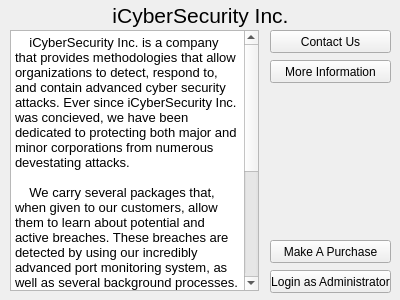
Qt form mainwindow.ui (OverworldLord/pxgic) before a commit.
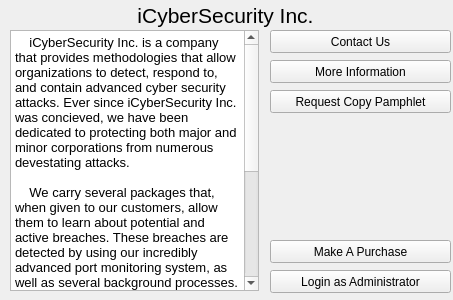
The same form after that commit.

Patch:
```diff
--- a/mainwindow.ui
+++ b/mainwindow.ui
@@ -6,7 +6,7 @@
    <rect>
     <x>0</x>
     <y>0</y>
-    <width>400</width>
+    <width>453</width>
     <height>300</height>
    </rect>
   </property>
@@ -19,7 +19,7 @@
      <rect>
       <x>270</x>
       <y>270</y>
-      <width>121</width>
+      <width>181</width>
       <height>23</height>
      </rect>
     </property>
@@ -32,7 +32,7 @@
      <rect>
       <x>0</x>
       <y>0</y>
-      <width>401</width>
+      <width>451</width>
       <height>31</height>
      </rect>
     </property>
@@ -45,7 +45,7 @@
      <rect>
       <x>270</x>
       <y>30</y>
-      <width>121</width>
+      <width>181</width>
       <height>23</height>
      </rect>
     </property>
@@ -79,7 +79,7 @@
      <rect>
       <x>270</x>
       <y>60</y>
-      <width>121</width>
+      <width>181</width>
       <height>23</height>
      </rect>
     </property>
@@ -92,7 +92,7 @@
      <rect>
       <x>270</x>
       <y>240</y>
-      <width>121</width>
+      <width>181</width>
       <height>23</height>
      </rect>
     </property>
@@ -100,6 +100,19 @@
      <string>Make A Purchase</string>
     </property>
    </widget>
+   <widget class="QPushButton" name="pushButton_5">
+    <property name="geometry">
+     <rect>
+      <x>270</x>
+      <y>90</y>
+      <width>181</width>
+      <height>23</height>
+     </rect>
+    </property>
+    <property name="text">
+     <string>Request Copy Pamphlet</string>
+    </property>
+   </widget>
   </widget>
  </widget>
  <layoutdefault spacing="6" margin="11"/>
```
